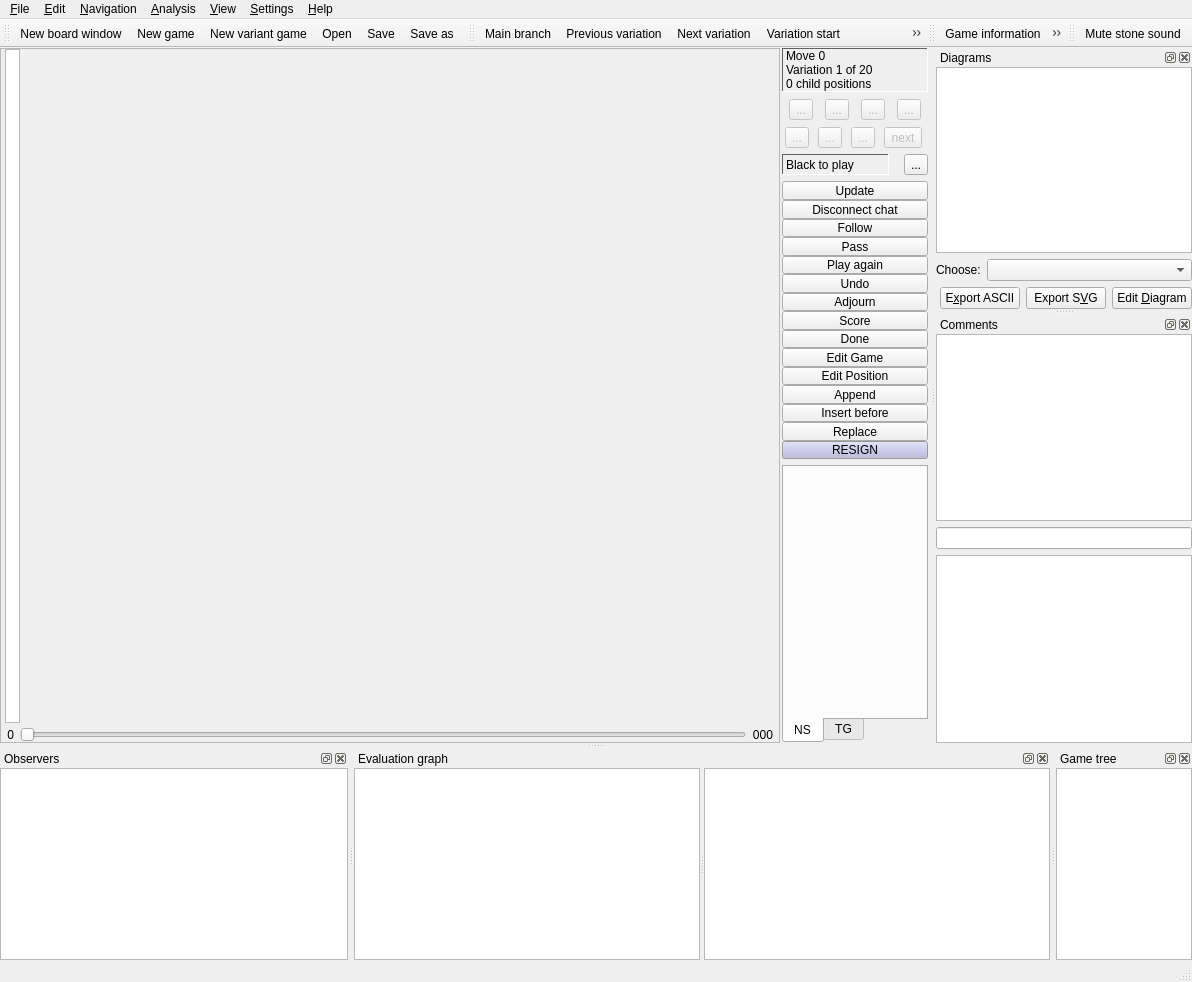
First picture: the form in src/boardwindow_gui.ui, repository bernds/q5Go, before the edit.
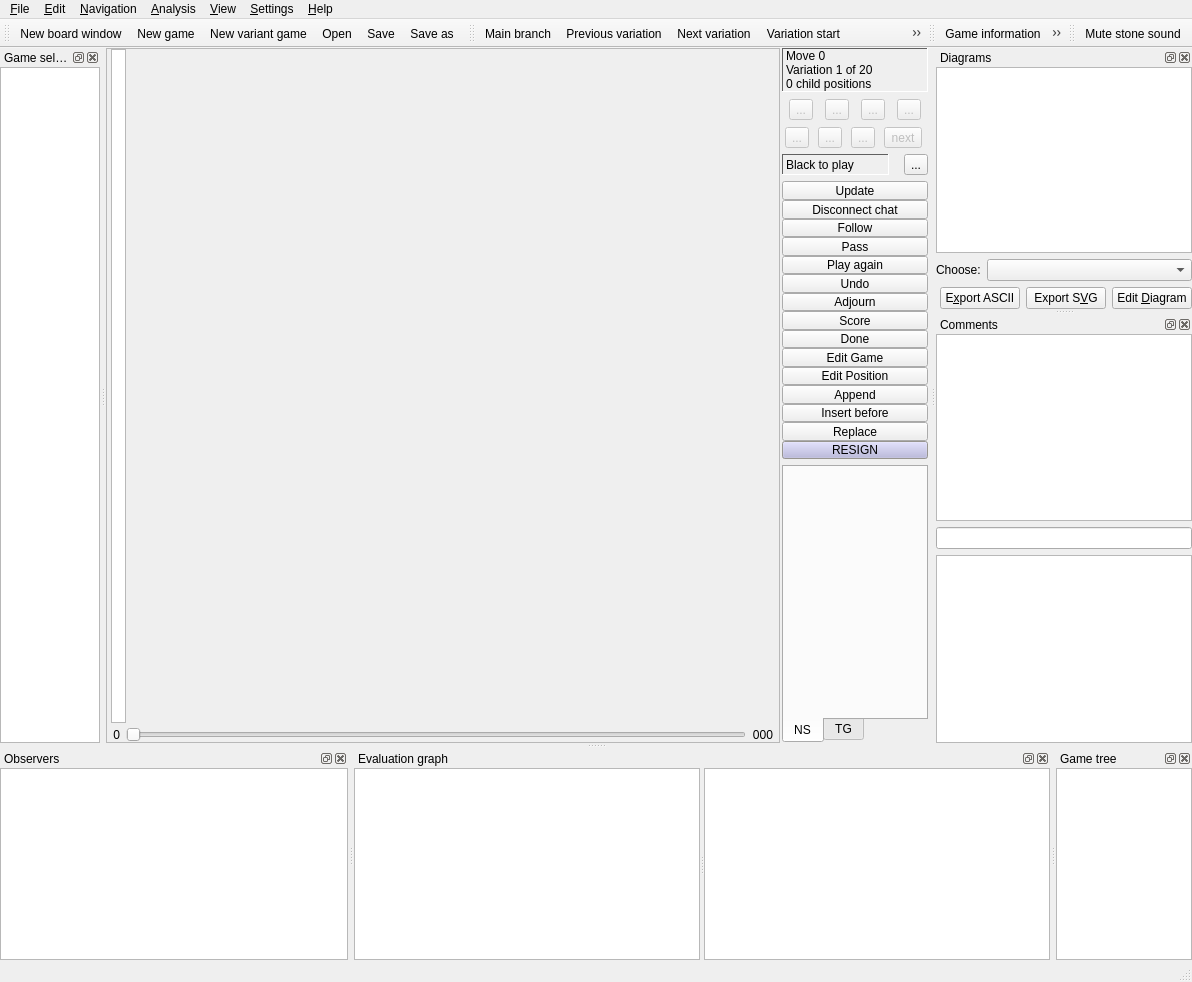
Second picture: the form after the edit. Icons and pictures are not drawn. Custom widgets are drawn as their Qt base class.

Commit message: Implement a multi-game observation window for online mode

Diff of the .ui file:
```diff
--- a/src/boardwindow_gui.ui
+++ b/src/boardwindow_gui.ui
@@ -3175,6 +3175,82 @@
     </layout>
    </widget>
   </widget>
+  <widget class="QDockWidget" name="chooseDock">
+   <property name="windowTitle">
+    <string>Game selection</string>
+   </property>
+   <attribute name="dockWidgetArea">
+    <number>1</number>
+   </attribute>
+   <widget class="QWidget" name="chooseDockContents">
+    <layout class="QGridLayout" name="gridLayout" rowstretch="0">
+     <property name="leftMargin">
+      <number>0</number>
+     </property>
+     <property name="topMargin">
+      <number>0</number>
+     </property>
+     <property name="rightMargin">
+      <number>0</number>
+     </property>
+     <property name="bottomMargin">
+      <number>0</number>
+     </property>
+     <property name="verticalSpacing">
+      <number>0</number>
+     </property>
+     <item row="0" column="0">
+      <widget class="QFrame" name="frame">
+       <property name="frameShape">
+        <enum>QFrame::StyledPanel</enum>
+       </property>
+       <property name="frameShadow">
+        <enum>QFrame::Raised</enum>
+       </property>
+       <layout class="QVBoxLayout" name="verticalLayout_2">
+        <property name="spacing">
+         <number>0</number>
+        </property>
+        <property name="leftMargin">
+         <number>0</number>
+        </property>
+        <property name="topMargin">
+         <number>0</number>
+        </property>
+        <property name="rightMargin">
+         <number>0</number>
+        </property>
+        <property name="bottomMargin">
+         <number>0</number>
+        </property>
+        <item>
+         <widget class="SizeGraphicsView" name="gameChoiceView">
+          <property name="frameShape">
+           <enum>QFrame::NoFrame</enum>
+          </property>
+          <property name="sizeAdjustPolicy">
+           <enum>QAbstractScrollArea::AdjustToContents</enum>
+          </property>
+          <property name="backgroundBrush">
+           <brush brushstyle="SolidPattern">
+            <color alpha="255">
+             <red>211</red>
+             <green>215</green>
+             <blue>207</blue>
+            </color>
+           </brush>
+          </property>
+          <property name="alignment">
+           <set>Qt::AlignLeading|Qt::AlignLeft|Qt::AlignTop</set>
+          </property>
+         </widget>
+        </item>
+       </layout>
+      </widget>
+     </item>
+    </layout>
+   </widget>
+  </widget>
   <widget class="QToolBar" name="miscBar">
    <property name="windowTitle">
     <string>Miscellaneous toolbar</string>
```
The commit also changes 13 other files.
